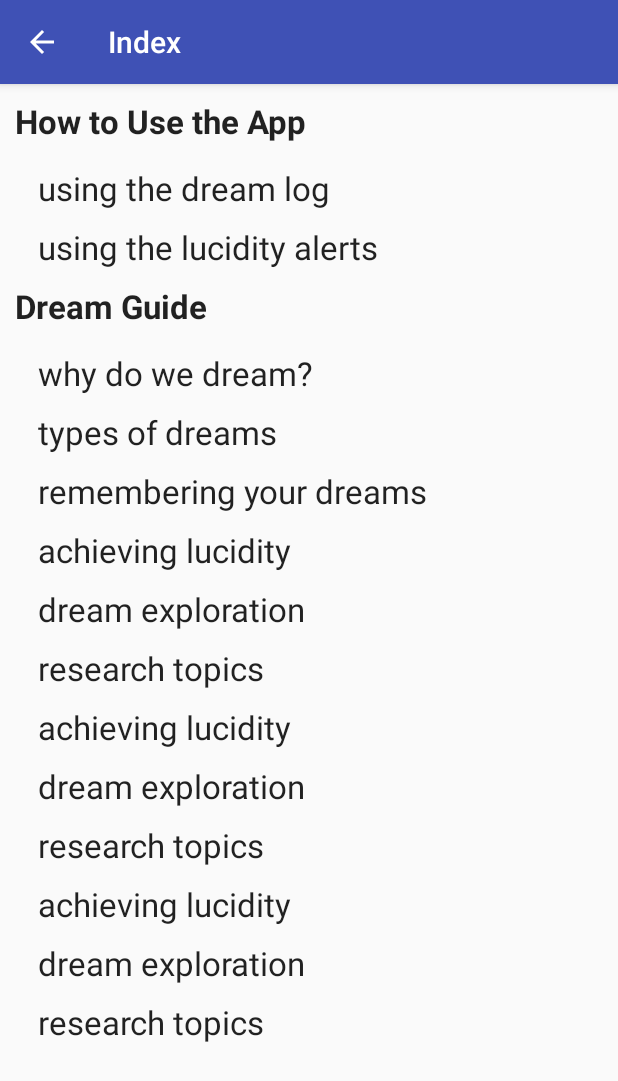
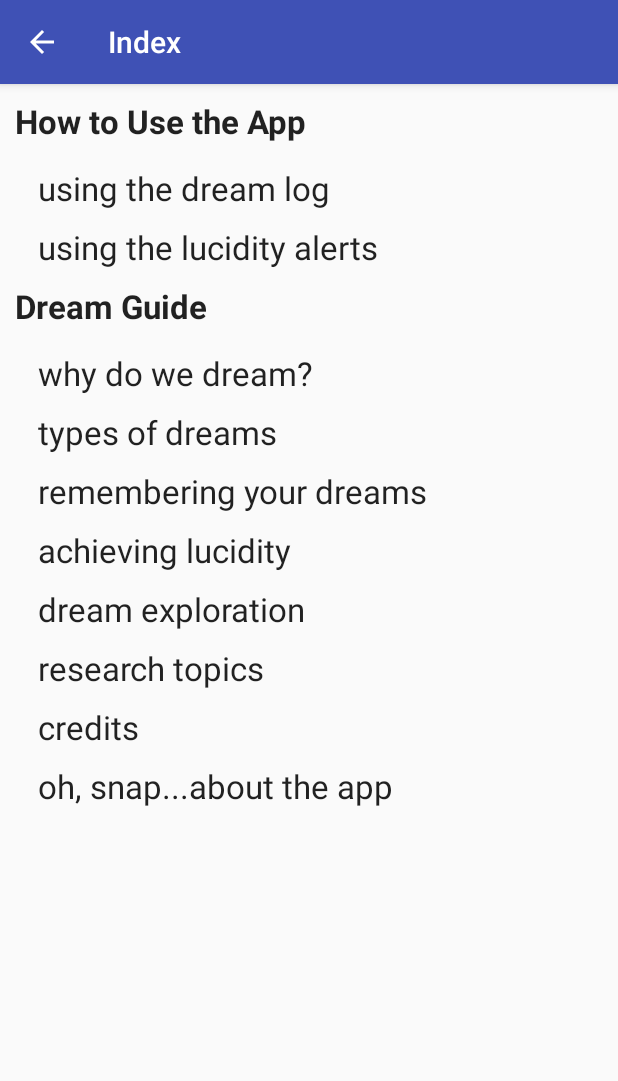
Before and after one commit to FolsomMike/DreamMaster, an Android app: the IndexActivity screen opened directly, with no data from a screen before it, on a phone screen of 412 x 824 dp. Shown: the top 1081 px of the screen. Run offline under Robolectric (Android 15) with nearby library versions, the phone set to English and light mode, and no system bars.

Commit message:
Removed test text from the Index and updated with relevant links.
Signed-off-by: Mike Schoonover <mike@skoonie.com>

```diff
--- a/app/src/main/res/layout/content_index.xml
+++ b/app/src/main/res/layout/content_index.xml
@@ -117,59 +117,21 @@
                 android:id="@+id/textView8"
                 android:layout_marginTop="10dp" />
 
-
-            <!-- debug mks -->
-
             <TextView
                 android:layout_width="wrap_content"
                 android:layout_height="wrap_content"
                 android:textAppearance="?android:attr/textAppearanceLarge"
-                android:text="achieving lucidity"
-                android:id="@+id/textViewd1"
+                android:text="@string/credits"
+                android:id="@+id/textView9"
                 android:layout_marginTop="10dp" />
 
             <TextView
                 android:layout_width="wrap_content"
                 android:layout_height="wrap_content"
                 android:textAppearance="?android:attr/textAppearanceLarge"
-                android:text="@string/dream_exploration"
-                android:id="@+id/textViewd2"
+                android:text="@string/about_the_app"
+                android:id="@+id/textViewd10"
                 android:layout_marginTop="10dp" />
-
-            <TextView
-                android:layout_width="wrap_content"
-                android:layout_height="wrap_content"
-                android:textAppearance="?android:attr/textAppearanceLarge"
-                android:text="research topics"
-                android:id="@+id/textViewd3"
-                android:layout_marginTop="10dp" />
-
-            <TextView
-                android:layout_width="wrap_content"
-                android:layout_height="wrap_content"
-                android:textAppearance="?android:attr/textAppearanceLarge"
-                android:text="achieving lucidity"
-                android:id="@+id/textViewd4"
-                android:layout_marginTop="10dp" />
-
-            <TextView
-                android:layout_width="wrap_content"
-                android:layout_height="wrap_content"
-                android:textAppearance="?android:attr/textAppearanceLarge"
-                android:text="@string/dream_exploration"
-                android:id="@+id/textViewd5"
-                android:layout_marginTop="10dp" />
-
-            <TextView
-                android:layout_width="wrap_content"
-                android:layout_height="wrap_content"
-                android:textAppearance="?android:attr/textAppearanceLarge"
-                android:text="research topics"
-                android:id="@+id/textViewd6"
-                android:layout_marginTop="10dp" />
-
-
-            <!-- end debug mks -->
 
         </LinearLayout>
 
--- a/app/src/main/res/values/strings.xml
+++ b/app/src/main/res/values/strings.xml
@@ -119,4 +119,6 @@
         "For example, position the FAB to one side of stream of a cards so the FAB won’t interfere "
         "when a user tries to pick up one of cards.\n\n"
     </string>
+    <string name="credits">credits</string>
+    <string name="about_the_app">oh, snap...about the app</string>
 </resources>
```
